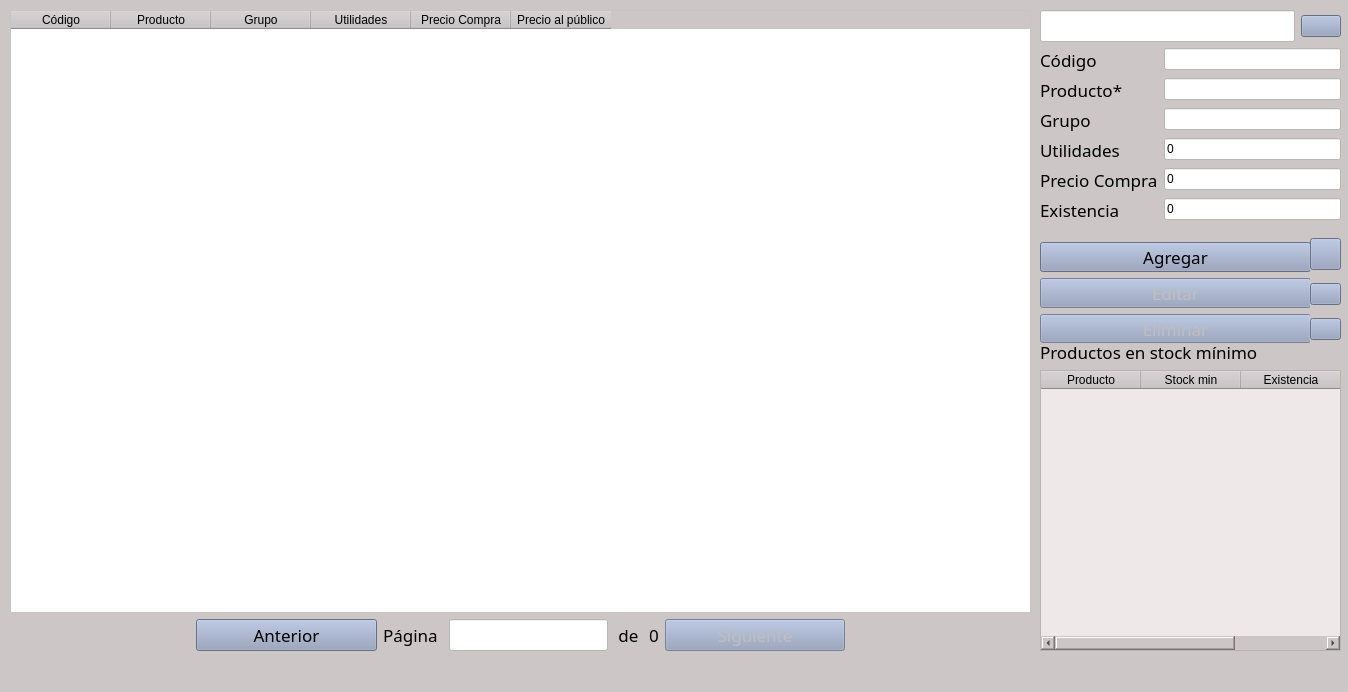
The window that productos.ui (jesusArteaga17/FerreteriaGuerreroPython) describes before a commit, drawn with Qt 5.
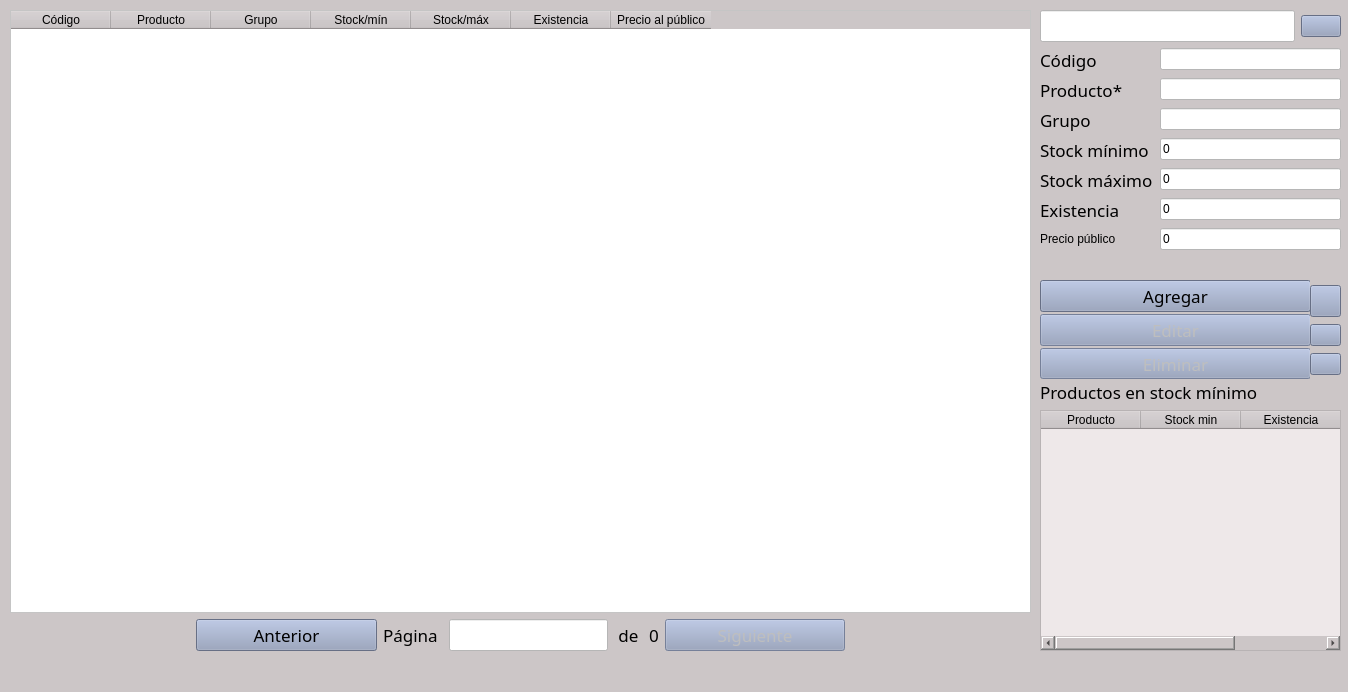
The same window after the commit. Icons and pictures are not drawn.

Commit message: Se eliminó precio de compra y demás cambios

The edit to the form file:
```diff
--- a/productos.ui
+++ b/productos.ui
@@ -37,9 +37,9 @@
     <property name="geometry">
      <rect>
       <x>1040</x>
-      <y>340</y>
+      <y>380</y>
       <width>301</width>
-      <height>311</height>
+      <height>271</height>
      </rect>
     </property>
     <layout class="QVBoxLayout" name="verticalLayout">
@@ -92,7 +92,7 @@
       <x>1040</x>
       <y>10</y>
       <width>301</width>
-      <height>221</height>
+      <height>261</height>
      </rect>
     </property>
     <layout class="QVBoxLayout" name="verticalLayout_3">
@@ -206,7 +206,7 @@
           </font>
          </property>
          <property name="text">
-          <string>Utilidades </string>
+          <string>Stock mínimo </string>
          </property>
         </widget>
        </item>
@@ -229,7 +229,7 @@
           </font>
          </property>
          <property name="text">
-          <string>Precio Compra</string>
+          <string>Stock máximo</string>
          </property>
         </widget>
        </item>
@@ -263,6 +263,20 @@
          </property>
         </widget>
        </item>
+       <item row="6" column="1">
+        <widget class="QLineEdit" name="preciopublico">
+         <property name="text">
+          <string>0</string>
+         </property>
+        </widget>
+       </item>
+       <item row="6" column="0">
+        <widget class="QLabel" name="label_12">
+         <property name="text">
+          <string>Precio público</string>
+         </property>
+        </widget>
+       </item>
       </layout>
      </item>
     </layout>
@@ -271,12 +285,15 @@
     <property name="geometry">
      <rect>
       <x>1040</x>
-      <y>242</y>
+      <y>280</y>
       <width>271</width>
-      <height>101</height>
+      <height>99</height>
      </rect>
     </property>
     <layout class="QVBoxLayout" name="verticalLayout_2">
+     <property name="spacing">
+      <number>2</number>
+     </property>
      <item>
       <widget class="QPushButton" name="botonagregar">
        <property name="font">
@@ -349,14 +366,14 @@
     <property name="geometry">
      <rect>
       <x>1310</x>
-      <y>230</y>
+      <y>280</y>
       <width>31</width>
-      <height>121</height>
+      <height>101</height>
      </rect>
     </property>
     <layout class="QVBoxLayout" name="verticalLayout_4">
      <property name="spacing">
-      <number>5</number>
+      <number>2</number>
      </property>
      <item>
       <widget class="QPushButton" name="botonayudaadd">
@@ -376,6 +393,12 @@
         <iconset>
          <normaloff>icons/help_question_1566.png</normaloff>icons/help_question_1566.png</iconset>
        </property>
+       <property name="iconSize">
+        <size>
+         <width>16</width>
+         <height>22</height>
+        </size>
+       </property>
       </widget>
      </item>
      <item>
@@ -387,6 +410,12 @@
         <iconset>
          <normaloff>icons/help_question_1566.png</normaloff>icons/help_question_1566.png</iconset>
        </property>
+       <property name="iconSize">
+        <size>
+         <width>16</width>
+         <height>22</height>
+        </size>
+       </property>
       </widget>
      </item>
      <item>
@@ -398,6 +427,12 @@
         <iconset>
          <normaloff>icons/help_question_1566.png</normaloff>icons/help_question_1566.png</iconset>
        </property>
+       <property name="iconSize">
+        <size>
+         <width>16</width>
+         <height>22</height>
+        </size>
+       </property>
       </widget>
      </item>
     </layout>
@@ -469,12 +504,17 @@
        </column>
        <column>
         <property name="text">
-         <string>Utilidades</string>
+         <string>Stock/mín</string>
         </property>
        </column>
        <column>
         <property name="text">
-         <string>Precio Compra</string>
+         <string>Stock/máx</string>
+        </property>
+       </column>
+       <column>
+        <property name="text">
+         <string>Existencia</string>
         </property>
        </column>
        <column>
```
Left out of the diff: 4 changed lines with no effect on the pictures. The commit also changes 28 other files.
